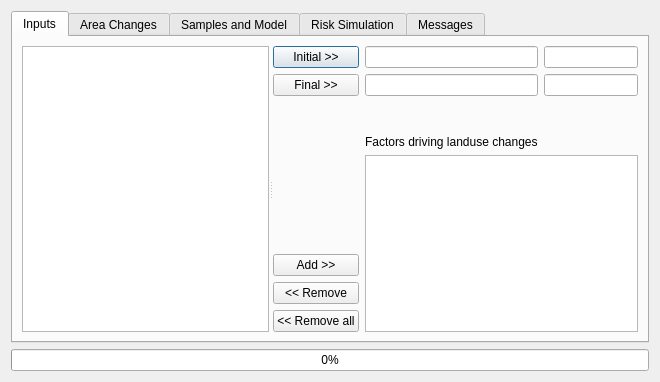
Qt form ui/moluscedialogbase.ui (nextgis/qgis_molusce) before a commit.
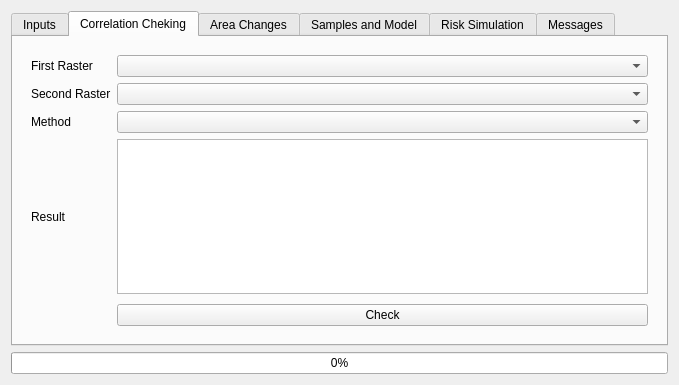
The same form after that commit. Custom widgets are drawn as their Qt base class.

Commit message: Correlation checking Tab

The edit to the form file:
```diff
--- a/ui/moluscedialogbase.ui
+++ b/ui/moluscedialogbase.ui
@@ -6,8 +6,8 @@
    <rect>
     <x>0</x>
     <y>0</y>
-    <width>660</width>
-    <height>382</height>
+    <width>679</width>
+    <height>385</height>
    </rect>
   </property>
   <property name="windowTitle">
@@ -17,7 +17,7 @@
    <item>
     <widget class="QTabWidget" name="tabWidget">
      <property name="currentIndex">
-      <number>0</number>
+      <number>1</number>
      </property>
      <widget class="QWidget" name="tabInputs">
       <attribute name="title">
@@ -126,6 +126,80 @@
        </item>
       </layout>
      </widget>
+     <widget class="QWidget" name="tabCorrelationChecking">
+      <attribute name="title">
+       <string>Correlation Cheking</string>
+      </attribute>
+      <layout class="QGridLayout" name="gridLayout_7">
+       <item row="0" column="0">
+        <layout class="QGridLayout" name="gridLayout_6">
+         <property name="margin">
+          <number>9</number>
+         </property>
+         <item row="2" column="0">
+          <widget class="QLabel" name="label_9">
+           <property name="text">
+            <string>Method</string>
+           </property>
+          </widget>
+         </item>
+         <item row="1" column="1">
+          <widget class="QComboBox" name="cmbSecondRaster"/>
+         </item>
+         <item row="2" column="1">
+          <widget class="QComboBox" name="cmbCorrCheckMethod"/>
+         </item>
+         <item row="5" column="1">
+          <widget class="QPushButton" name="btnStartCorrChecking">
+           <property name="text">
+            <string>Check</string>
+           </property>
+          </widget>
+         </item>
+         <item row="0" column="1">
+          <widget class="QComboBox" name="cmbFirstRaster"/>
+         </item>
+         <item row="0" column="0">
+          <widget class="QLabel" name="label_7">
+           <property name="text">
+            <string>First Raster</string>
+           </property>
+          </widget>
+         </item>
+         <item row="1" column="0">
+          <widget class="QLabel" name="label_8">
+           <property name="text">
+            <string>Second Raster</string>
+           </property>
+          </widget>
+         </item>
+         <item row="4" column="0">
+          <spacer name="verticalSpacer_3">
+           <property name="orientation">
+            <enum>Qt::Vertical</enum>
+           </property>
+           <property name="sizeHint" stdset="0">
+            <size>
+             <width>20</width>
+             <height>40</height>
+            </size>
+           </property>
+          </spacer>
+         </item>
+         <item row="3" column="0">
+          <widget class="QLabel" name="label_10">
+           <property name="text">
+            <string>Result</string>
+           </property>
+          </widget>
+         </item>
+         <item row="3" column="1">
+          <widget class="QTableWidget" name="tblCorrelation"/>
+         </item>
+        </layout>
+       </item>
+      </layout>
+     </widget>
      <widget class="QWidget" name="tabAreaChanges">
       <attribute name="title">
        <string>Area Changes</string>
```
The commit also changes 1 other file.
